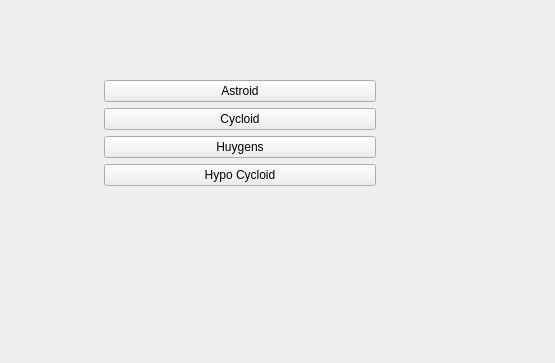
Qt form mainwindow.ui (umerm64/QtCurvesCpp) before a commit; both pictures show x 245 to 800 and y 0 to 363 of the 800 by 600 pixel window.
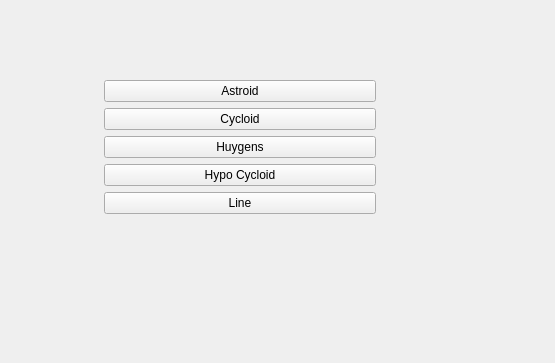
The same form after that commit. Custom widgets are drawn as their Qt base class.

Commit message: rendering line

The edit to the form file:
```diff
--- a/mainwindow.ui
+++ b/mainwindow.ui
@@ -14,7 +14,7 @@
    <string>MainWindow</string>
   </property>
   <widget class="QWidget" name="centralwidget">
-   <widget class="QWidget" name="">
+   <widget class="QWidget" name="layoutWidget">
     <property name="geometry">
      <rect>
       <x>70</x>
@@ -57,6 +57,13 @@
          </property>
         </widget>
        </item>
+       <item>
+        <widget class="QPushButton" name="btnLine">
+         <property name="text">
+          <string>Line</string>
+         </property>
+        </widget>
+       </item>
        <item>
         <spacer name="verticalSpacer">
          <property name="orientation">
```
The commit also changes 4 other files.
